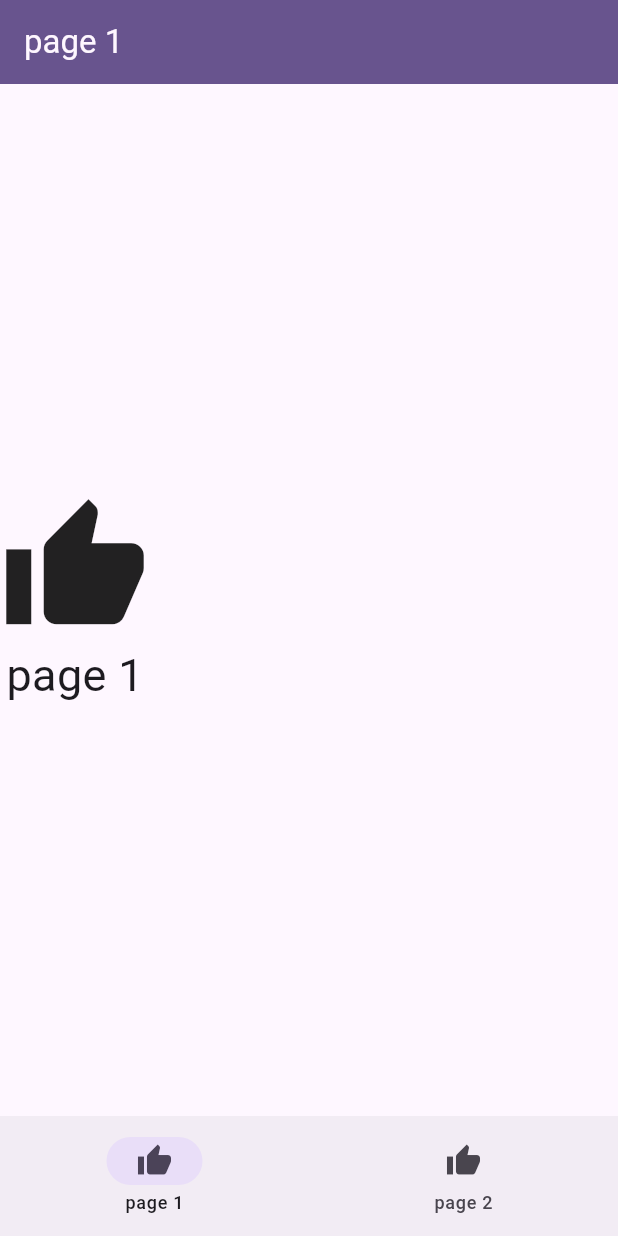
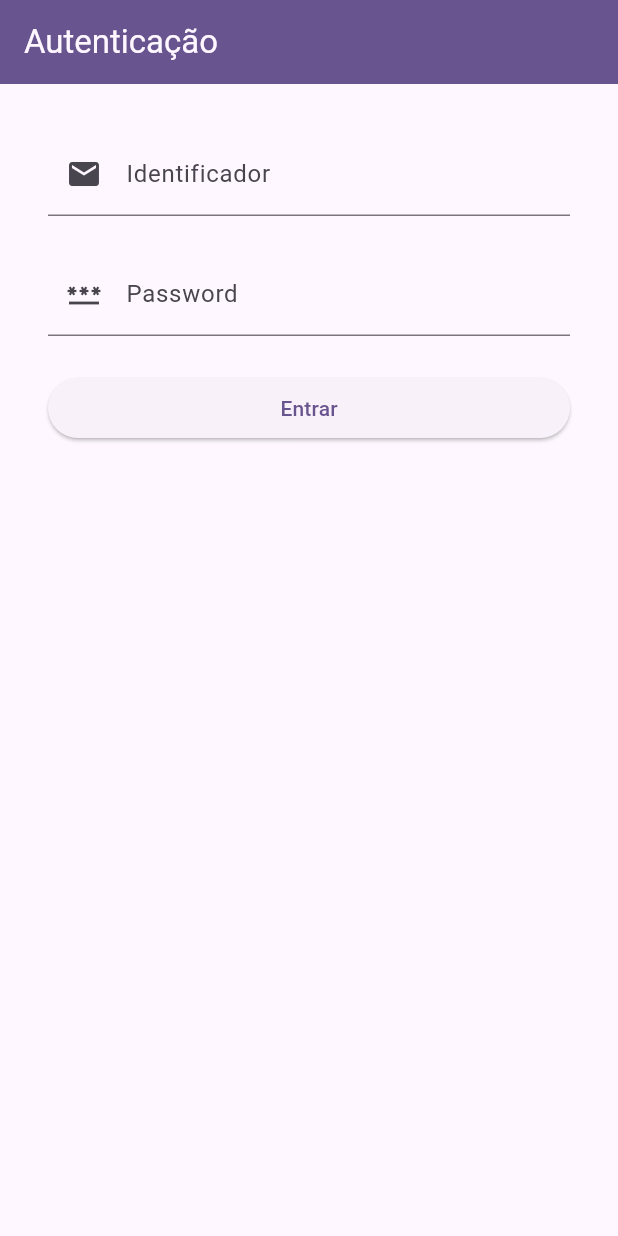
Before and after one commit to sofia-caldas-a22102612/tfc_flutter, a Flutter app: the screen it shows after launch, on a phone screen of 412 x 824 dp. Run offline on Flutter 3.47's test engine with Material 3 defaults, Android fonts, the phone set to English and light mode, and no system bars; our stand-ins replace flutter_dotenv; accounts and stored records are empty.

Commit message:
Implemented login and searchPatients call to API (not tested)

```diff
--- /dev/null
+++ b/lib/model/gender_type.dart
@@ -0,0 +1 @@
+enum GenderType { male, female }
--- /dev/null
+++ b/lib/model/patient.dart
@@ -0,0 +1,19 @@
+import 'package:tfc_flutter/model/gender_type.dart';
+
+class Patient {
+  String _id;
+  String _name;
+  String _cc;
+  DateTime _birthDate;
+  GenderType _genre;
+
+  Patient(this._id, this._name, this._cc, this._birthDate, this._genre);
+
+  factory Patient.fromJSON(Map<String, dynamic> json) {
+    return Patient(json['utente_id'],
+      json['utente_nome'],
+      json['utente_cc'],
+      json['utente_data_nascimento'],
+      json['utente_genero'] == '1' ? GenderType.male : GenderType.female,);
+  }
+}
--- /dev/null
+++ b/lib/model/session.dart
@@ -0,0 +1,15 @@
+import 'package:flutter/foundation.dart';
+
+import 'user.dart';
+
+
+class Session extends ChangeNotifier {
+  User? _user;
+
+  User? get user => _user;
+
+  set user(User? value) {
+    _user = value;
+    notifyListeners();
+  }
+}
--- /dev/null
+++ b/lib/model/user.dart
@@ -0,0 +1,13 @@
+
+
+
+class User  {
+  String _userid;
+  String _password;
+
+  User({required String userid, required String password}) :
+    _userid = userid, _password = password;
+
+  String get password => _password;
+  String get userid => _userid;
+}
--- /dev/null
+++ b/lib/pages/login_page.dart
@@ -0,0 +1,100 @@
+import 'package:flutter/material.dart';
+import 'package:provider/provider.dart';
+import 'package:tfc_flutter/repository/zeus_repository.dart';
+
+import '../model/session.dart';
+import '../model/user.dart';
+import '../ui/alert_dialog.dart';
+
+class LoginPage extends StatefulWidget {
+  const LoginPage({super.key});
+
+  @override
+  State<LoginPage> createState() => _LoginPageState();
+}
+
+class _LoginPageState extends State<LoginPage> {
+  final formKey = GlobalKey<FormState>();
+
+  String? _userId = '';
+  String? _password = '';
+
+  @override
+  Widget build(BuildContext context) {
+    final zeusRepository = context.read<ZeusRepository>();
+    final session = context.read<Session>();
+
+    return Scaffold(
+        appBar: AppBar(title: Text('Autenticação')),
+        body: Center(
+            child: Form(
+                key: formKey,
+                child: ListView(
+                  padding: EdgeInsets.all(32),
+                  children: [
+                    buildUserIdField(),
+                    SizedBox(height: 24),
+                    buildPasswordField(),
+                    SizedBox(height: 24),
+                    buildSubmitButton(zeusRepository, session)
+                  ],
+                ))));
+  }
+
+  Widget buildUserIdField() => TextFormField(
+        key: Key('useridTextField'),
+        decoration: InputDecoration(labelText: 'Identificador', prefixIcon: Icon(Icons.email)),
+        keyboardType: TextInputType.emailAddress,
+        textInputAction: TextInputAction.done,
+        onSaved: (value) => setState(() => _userId = value),
+        validator: (value) {
+          if (value == null || value.isEmpty) {
+            return 'Por favor preencha o identificador';
+          } else {
+            return null;
+          }
+        },
+      );
+
+  Widget buildPasswordField() => TextFormField(
+        key: Key('passwordTextField'),
+        decoration: InputDecoration(labelText: 'Password', prefixIcon: Icon(Icons.password)),
+        keyboardType: TextInputType.text,
+        textInputAction: TextInputAction.done,
+        obscureText: true,
+        onSaved: (value) => setState(() => _password = value),
+        validator: (value) {
+          if (value == null || value.isEmpty) {
+            return 'Por favor preencha a password';
+          } else {
+            return null;
+          }
+        },
+      );
+
+  Widget buildSubmitButton(ZeusRepository zeusRepository, Session session) => ElevatedButton(
+        key: Key('signInButton'),
+        onPressed: () {
+          AuthenticationException e;
+          FocusManager.instance.primaryFocus?.unfocus(); // hide keyboard
+          final isValid = formKey.currentState?.validate() ?? true;
+          if (isValid) {
+            formKey.currentState?.save();
+
+            final user = User(userid: _userId!, password: _password!);
+
+            // call search api only to check if the password is valid
+            zeusRepository.searchPatients(user, 'teste').then((_) {
+              session.user = user;
+            }).onError((error, _) {
+              if (error is AuthenticationException) {
+                showAlertDialog(context, "Erro", "Credenciais inválidas");
+              } else {
+                showAlertDialog(context, "Erro", "Erro na comunicação com o servidor");
+              }
+            });
+          }
+        },
+        child: Text('Entrar'),
+      );
+}
--- a/lib/pages/main.page.dart
+++ b/lib/pages/main.page.dart
@@ -1,5 +1,9 @@
 import 'package:flutter/material.dart';
+import 'package:provider/provider.dart';
+import 'package:tfc_flutter/pages/login_page.dart';
 import 'package:tfc_flutter/pages/pages.dart';
+
+import '../model/session.dart';
 
 class MainPage extends StatefulWidget {
   MainPage({super.key});
@@ -12,8 +16,22 @@ class _MainPageState extends State<MainPage>{
   int _selectedIndex = 0;
 
   @override
-  Widget build(BuildContext context){
+  Widget build(BuildContext context) {
+
+    final session = context.watch<Session>();
+
+    if (session.user == null) {
+      return LoginPage();
+    } else {
       return Scaffold(
+          appBar: AppBar(title: Text(pages[_selectedIndex].title),
+          actions: [
+            PopupMenuButton(
+              icon: Icon(Icons.person),
+              itemBuilder: (context) => [PopupMenuItem(value: 0, child: Text('Sair'))],
+              onSelected: (index) => session.user = null,
+            )
+          ],),
           body: pages[_selectedIndex].widget,
           bottomNavigationBar: NavigationBar(
             selectedIndex: _selectedIndex,
@@ -21,6 +39,6 @@ class _MainPageState extends State<MainPage>{
             destinations: pages.map((page) => NavigationDestination(icon: Icon(page.icon), label: page.title)).toList(),
           )
       );
-
     }
   }
+}
--- a/lib/pages/page1.dart
+++ b/lib/pages/page1.dart
@@ -8,16 +8,13 @@ class page1 extends StatelessWidget{
   @override
   Widget build(BuildContext context){
     return Center(
-      child: Scaffold(
-        appBar: AppBar(title: Text(pages[0].title)),
-        body: Column(
+      child: Column(
           mainAxisAlignment: MainAxisAlignment.center,
           children:[
             Icon(pages[0].icon, size: 100,),
             Text(pages[0].title, style: TextStyle(fontSize: 30)),
           ],
         ),
-      ),
-    );
+      );
   }
 }
--- /dev/null
+++ b/lib/repository/zeus_repository.dart
@@ -0,0 +1,33 @@
+import 'dart:convert';
+
+import 'package:flutter_dotenv/flutter_dotenv.dart';
+import 'package:http/http.dart';
+import 'package:tfc_flutter/model/patient.dart';
+import 'package:tfc_flutter/model/user.dart';
+
+class AuthenticationException implements Exception {}
+
+class ZeusRepository {
+
+  final String? _endpoint = dotenv.env['ZEUS_BASE_URL'];
+
+  String _buildBasicAuth(String email, String password) => base64.encode(utf8.encode('$email:$password'));
+
+  Future<List<Patient>> searchPatients(User sessionOwner, String patientName) async {
+
+    final basicAuth = _buildBasicAuth(sessionOwner.userid, sessionOwner.password);
+    Response response = await get(
+      Uri.parse("$_endpoint/search?nome=$patientName"),
+      headers: {'Authorization': 'Basic $basicAuth'},
+    );
+    if (response.statusCode == 200) {
+      Map result = jsonDecode(response.body);
+      List<Map<String, dynamic>> utentesJson = result['message'];
+      return utentesJson.map((utenteJSON) => Patient.fromJSON(utenteJSON)).toList();
+    } else if (response.statusCode == 401) {
+      throw AuthenticationException();
+    } else {
+      throw Exception("${response.statusCode} ${response.reasonPhrase}");
+    }
+  }
+}
```
Also changed, not shown: analysis_options.yaml (+7 -2 lines), lib/main.dart (+28 -9 lines), lib/pages/page2.dart (+6 -9 lines), lib/repository/fake_zeus_repository.dart (added, +20 -0 lines), lib/ui/alert_dialog.dart (added, +28 -0 lines), pubspec.yaml (+7 -30 lines), pubspec.lock, 2 other files. Lines whose indentation alone changed are shown as unchanged.
